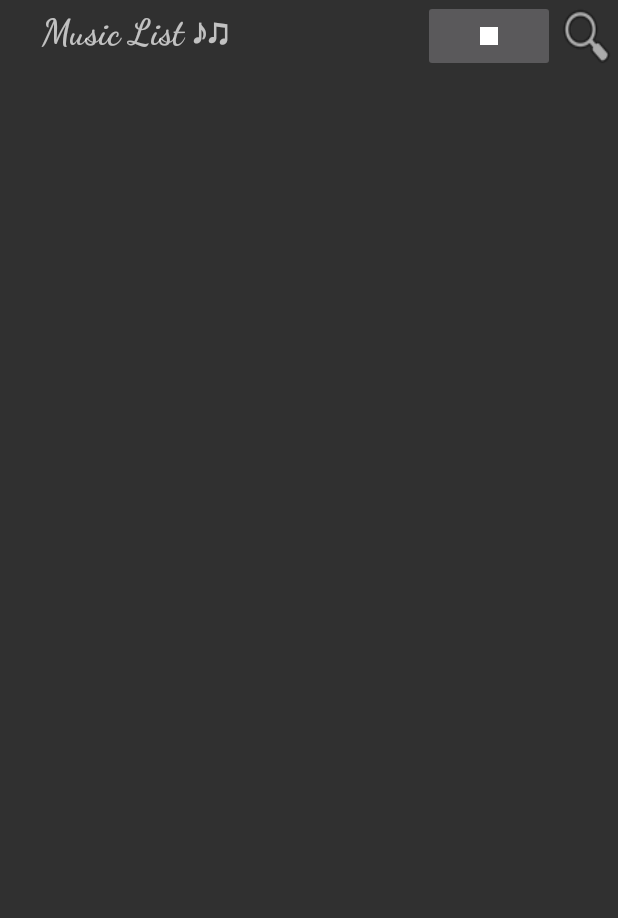
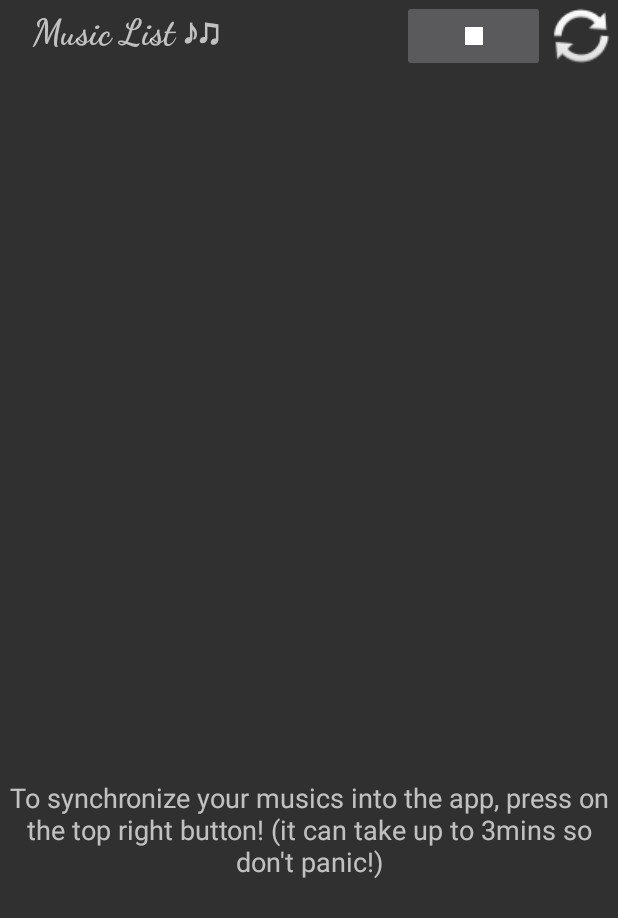
Before and after one commit to leostephan/Music-List, an Android app: the screen it shows after launch (MainActivity), after a tap on an icon or button, on a phone screen of 412 x 824 dp. Shown: the top 918 px of the screen. Run offline under Robolectric (Android 15) with nearby library versions, the phone set to English and light mode, and no system bars.

Commit message:
app v1.1

```diff
--- a/Musiclist/app/src/main/java/com/example/spacedev/musiclist/MainActivity.java
+++ b/Musiclist/app/src/main/java/com/lstephan/spacedev/musiclist/MainActivity.java
@@ -1,7 +1,7 @@
-package com.example.spacedev.musiclist;
+package com.lstephan.spacedev.musiclist;
+
 
 import android.content.SharedPreferences;
-import android.media.Image;
 import android.media.MediaPlayer;
 import android.os.Bundle;
 import android.preference.PreferenceManager;
@@ -12,6 +12,7 @@ import android.widget.ArrayAdapter;
 import android.widget.Button;
 import android.widget.ImageButton;
 import android.widget.ListView;
+import android.widget.TextView;
 
 import com.google.gson.Gson;
 import com.google.gson.reflect.TypeToken;
@@ -22,7 +23,7 @@ import java.lang.reflect.Type;
 import java.util.ArrayList;
 import java.util.List;
 
-import static android.content.SharedPreferences.*;
+import static android.content.SharedPreferences.Editor;
 
 public class MainActivity extends AppCompatActivity {
 
@@ -47,6 +48,8 @@ public class MainActivity extends AppCompatActivity {
         ImageButton stopButton = (ImageButton) findViewById(R.id.imageButton3);
         Button seekButton = (Button) findViewById(R.id.button3);
         length = 0;
+
+        final TextView info = (TextView) findViewById(R.id.textView2);
 
         mPrefs = PreferenceManager.getDefaultSharedPreferences(MainActivity.this.getApplicationContext());
 
@@ -73,6 +76,10 @@ public class MainActivity extends AppCompatActivity {
             final ArrayAdapter<String> adapter = new ArrayAdapter<>(MainActivity.this, android.R.layout.simple_list_item_1, displayer);
             mListView.setAdapter(adapter);
         }
+        else{
+            info.setText("To synchronize your musics into the app, press on the top right button! (it can take up to 3mins so don't panic!)");
+            info.setVisibility(View.VISIBLE);
+        }
 
         seekButton.setOnClickListener(new View.OnClickListener() {
             @Override
@@ -80,24 +87,16 @@ public class MainActivity extends AppCompatActivity {
 
                 filesMP3 = getListMP3Files(new File("/storage"));
 
-                System.out.println("filesMP3 = getListMP3Files(new File(...)); PASSED");
                 //SAVE filesMP3 to SharedPreference
                 mPrefs = PreferenceManager.getDefaultSharedPreferences(MainActivity.this.getApplicationContext());
                 prefsEditor = mPrefs.edit();
 
-                System.out.println("prefsEditor = mPrefs.edit(); PASSED");
-
                 Gson gson = new Gson();
                 String jsonSongs = gson.toJson(filesMP3);
 
-                System.out.println(jsonSongs);
-                System.out.println("jsonSongs = gson.toJson(filesMP3); PASSED");
-
                 prefsEditor.putString("filesMP3", jsonSongs);
 
-                System.out.println("prefsEditor.putString(\"filesMP3\", jsonSongs); PASSED");
                 if(prefsEditor.commit()){
-                    System.out.println("commit succeed!");
                     prefsEditor.putBoolean("isAny", true);
                     prefsEditor.apply();
                 }
@@ -118,14 +117,15 @@ public class MainActivity extends AppCompatActivity {
                 final ArrayAdapter<String> adapter = new ArrayAdapter<>(MainActivity.this, android.R.layout.simple_list_item_1, displayer);
                 mListView.setAdapter(adapter);
 
+                info.setVisibility(View.INVISIBLE);
             }
         });
+//FROM HERE
 
+//TO COMPLETE
         mListView.setOnItemClickListener(new AdapterView.OnItemClickListener(){
             @Override
             public void onItemClick(AdapterView<?> adapterView, View view, int i, long l) {
-                System.out.println("You clicked on : " + filesMP3.get(i).getName());
-
                 stopPlaying();
                 isPlaying = false;
                 mediaPlayer = new MediaPlayer();
@@ -137,6 +137,7 @@ public class MainActivity extends AppCompatActivity {
                 }
                 mediaPlayer.start();
                 isPlaying = true;
+                pauseButton.setImageResource(R.mipmap.ic_pause_circle_outline_white_24dp);
                 pauseButton.setVisibility(View.VISIBLE);
             }
         });
@@ -164,7 +165,9 @@ public class MainActivity extends AppCompatActivity {
             public void onClick(View view) {
                 stopPlaying();
                 isPlaying = false;
+                pauseButton.setImageResource(R.mipmap.ic_pause_circle_outline_white_24dp);
                 pauseButton.setVisibility(View.INVISIBLE);
+
             }
         });
     }
@@ -173,8 +176,6 @@ public class MainActivity extends AppCompatActivity {
     public ListView getmListView() {
         return mListView;
     }
-
-
 
     private List<Song> getListMP3Files(File parentDir) {
         ArrayList<Song> inFiles = new ArrayList<>();
@@ -186,7 +187,6 @@ public class MainActivity extends AppCompatActivity {
                 if(file.getName().length() > 4) {
                     String extension = file.getName().substring(file.getName().length() - 4);
                     if (extension.compareTo(".mp3") == 0) {
-                        System.out.println(file.getAbsolutePath());
                         Song newSong = new Song(file.getPath(), file.getName());
                         inFiles.add(newSong);
                     }
--- a/Musiclist/app/src/main/java/com/example/spacedev/musiclist/Song.java
+++ b/Musiclist/app/src/main/java/com/lstephan/spacedev/musiclist/Song.java
@@ -1,4 +1,4 @@
-package com.example.spacedev.musiclist;
+package com.lstephan.spacedev.musiclist;
 
 public class Song {
 
--- a/Musiclist/app/src/main/res/layout/activity_main.xml
+++ b/Musiclist/app/src/main/res/layout/activity_main.xml
@@ -4,7 +4,7 @@
     xmlns:tools="http://schemas.android.com/tools"
     android:layout_width="match_parent"
     android:layout_height="match_parent"
-    tools:context="com.example.spacedev.musiclist.MainActivity">
+    tools:context="com.lstephan.spacedev.musiclist.MainActivity">
 
     <LinearLayout
         android:layout_width="wrap_content"
@@ -20,7 +20,7 @@
             android:id="@+id/textView"
             android:layout_width="wrap_content"
             android:layout_height="wrap_content"
-            android:layout_weight="0.99"
+            android:layout_weight="0.80"
             android:fontFamily="cursive"
             android:text="Music List ♪♫"
             android:textAlignment="center"
@@ -40,7 +40,8 @@
             android:id="@+id/imageButton3"
             android:layout_width="88dp"
             android:layout_height="match_parent"
-            app:srcCompat="@mipmap/ic_stop_white_24dp" />
+            app:srcCompat="@mipmap/ic_stop_white_24dp"
+            android:layout_weight="0.14" />
 
         <Button
             android:id="@+id/button3"
@@ -49,8 +50,10 @@
             android:layout_alignParentEnd="true"
             android:layout_alignParentRight="true"
             android:layout_alignParentTop="true"
-            android:background="@android:drawable/ic_menu_search"
-            android:elevation="0dp" />
+            android:layout_weight="0.11"
+            android:background="@android:drawable/ic_popup_sync"
+            android:elevation="0dp"
+            android:textSize="14sp" />
 
     </LinearLayout>
 
@@ -58,10 +61,26 @@
         android:id="@+id/myListView"
         android:layout_width="match_parent"
         android:layout_height="match_parent"
+        android:layout_alignParentEnd="true"
+        android:layout_alignParentRight="true"
+        android:layout_below="@+id/linearLayout"
         android:layout_weight="1"
-        android:layout_below="@+id/linearLayout"
-        android:layout_alignParentRight="true"
-        android:layout_alignParentEnd="true" />
+        android:visibility="visible">
+
+
+    </ListView>
+
+    <TextView
+        android:id="@+id/textView2"
+        android:layout_width="wrap_content"
+        android:layout_height="wrap_content"
+        android:layout_alignParentBottom="true"
+        android:layout_alignParentLeft="true"
+        android:layout_alignParentStart="true"
+        android:layout_marginBottom="237dp"
+        android:textAlignment="center"
+        android:textSize="18sp"
+        android:visibility="visible" />
 
 
 </android.widget.RelativeLayout>
```
Also changed, not shown: Musiclist/app/build.gradle (+4 -4 lines), Musiclist/app/src/main/AndroidManifest.xml (+6 -7 lines), Musiclist/app/src/main/res/mipmap-hdpi/ic_launcher_music_list.png (added), Musiclist/app/src/main/res/mipmap-hdpi/ic_music_list_bluetear.png (added), Musiclist/app/src/main/res/mipmap-mdpi/ic_launcher_music_list.png (added), Musiclist/app/src/main/res/mipmap-mdpi/ic_music_list_bluetear.png (added), Musiclist/app/src/main/res/mipmap-xhdpi/ic_launcher_music_list.png (added), Musiclist/app/src/main/res/mipmap-xhdpi/ic_music_list_bluetear.png (added), Musiclist/app/src/main/res/mipmap-xxhdpi/ic_launcher_music_list.png (added), Musiclist/app/src/main/res/mipmap-xxhdpi/ic_music_list_bluetear.png (added), Musiclist/app/src/main/res/mipmap-xxxhdpi/ic_launcher_music_list.png (added), Musiclist/app/src/main/res/mipmap-xxxhdpi/ic_music_list_bluetear.png (added), Musiclist/gradle/wrapper/gradle-wrapper.properties, 7 other files.
